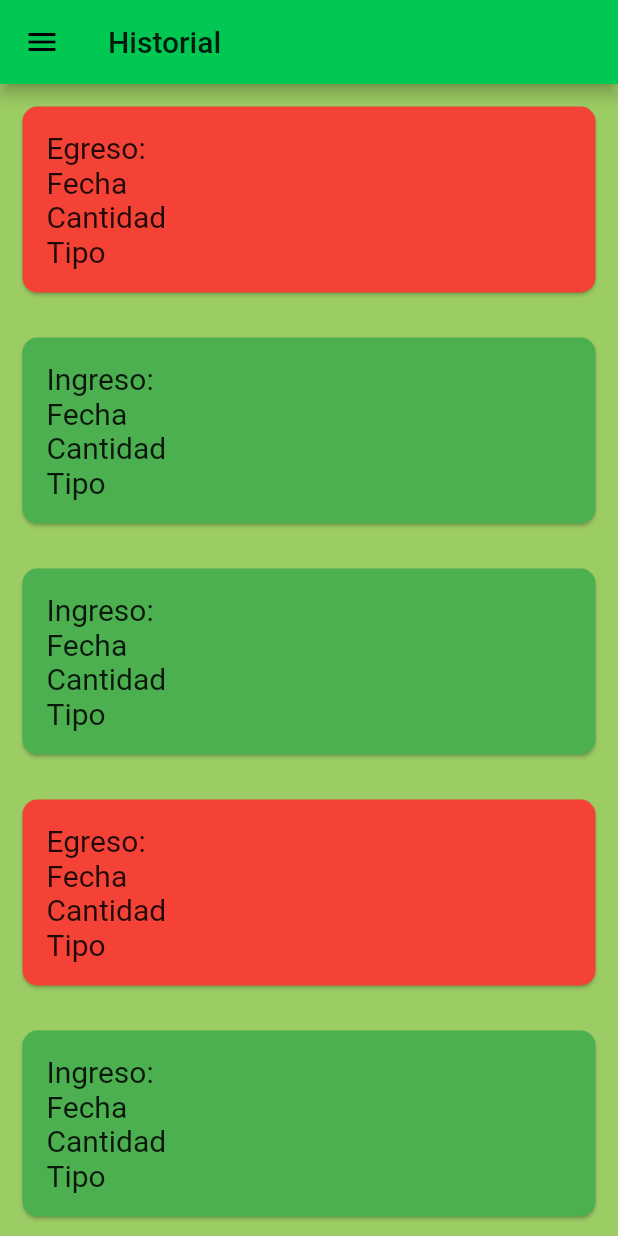
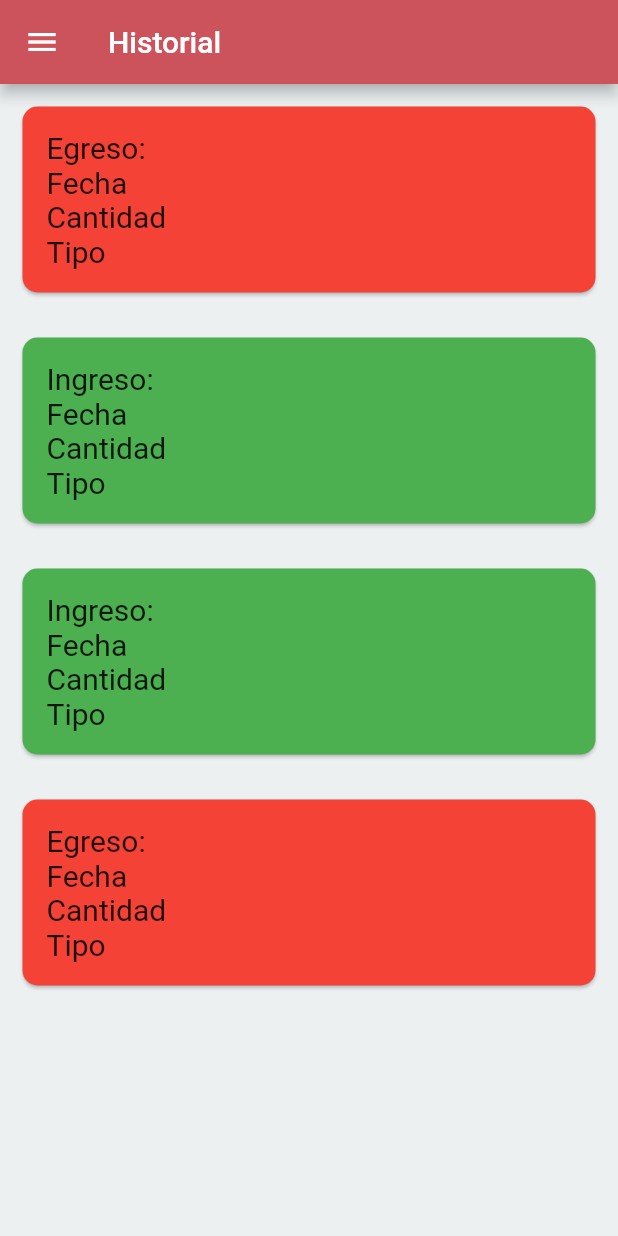
Before and after one commit to CARDONALUIS/AppFinanzasPersonales, a Flutter app: the screen it shows after launch, on a phone screen of 412 x 824 dp. Run offline on Flutter 3.47's test engine with Material 2 defaults, Android fonts, the light colour scheme and no system bars; Roboto replaces fonts that are missing (Georgia, Hind).

Commit message:
Actualizacion de colores
Actualizacion de colores

```diff
--- a/appfinanzaspersonales/lib/main.dart
+++ b/appfinanzaspersonales/lib/main.dart
@@ -15,10 +15,10 @@
     return MaterialApp(
       title: 'Flutter Demo',
       theme: ThemeData(
-        canvasColor: Color.fromRGBO(156, 204, 100, 1),
+        canvasColor: Color.fromRGBO(236, 240, 241, 1),
         brightness: Brightness.light,
-        primaryColor: Color.fromRGBO(0, 200, 83, 1),
-        accentColor: Color.fromRGBO(255, 241, 118, 1),
+        primaryColor: Color.fromRGBO(204, 83, 92, 1),
+        accentColor: Color.fromRGBO(221, 59, 71, 1),
         fontFamily: 'Georgia',
         textTheme: TextTheme(
           headline1: TextStyle(fontSize: 72.0, fontWeight: FontWeight.bold),
@@ -120,16 +120,16 @@
               // height: 135,
               child: HistorialCard("Egreso"),
             ),
-            SizedBox(
-              width: double.infinity,
-              // height: 135,
-              child: HistorialCard("Ingreso"),
-            ),
-            SizedBox(
-              width: double.infinity,
-              // height: 135,
-              child: HistorialCard("Egreso"),
-            ),
+            // SizedBox(
+            //   width: double.infinity,
+            //   // height: 135,
+            //   child: HistorialCard("Ingreso"),
+            // ),
+            // SizedBox(
+            //   width: double.infinity,
+            //   // height: 135,
+            //   child: HistorialCard("Egreso"),
+            // ),
             // el scroll no funciona
           ],
         ),
@@ -141,11 +141,11 @@
             DrawerHeader(
               child: Text('Listado'),
               decoration: BoxDecoration(
-                color: Color.fromRGBO(156, 204, 100, 1),
+                color: Color.fromRGBO(204, 83, 92, 1),
               ),
             ),
             Ink(
-                color: Color.fromRGBO(0, 200, 83, 1),
+                color: Color.fromRGBO(221, 59, 71, 1),
                 child: ListTile(
                   title: Text('       °Ingresos y egresos'),
                   onTap: () {
@@ -158,7 +158,7 @@
                   },
                 )),
             Ink(
-                color: Color.fromRGBO(0, 200, 83, 1),
+                color: Color.fromRGBO(221, 59, 71, 1),
                 child: ListTile(
                   title: Text('       °Presupuesto'),
                   onTap: () {
@@ -171,7 +171,7 @@
                   },
                 )),
             Ink(
-                color: Color.fromRGBO(0, 200, 83, 1),
+                color: Color.fromRGBO(221, 59, 71, 1),
                 child: ListTile(
                   title: Text('       °Gastos'),
                   onTap: () {
@@ -183,7 +183,7 @@
                   },
                 )),
             Ink(
-                color: Color.fromRGBO(0, 200, 83, 1),
+                color: Color.fromRGBO(221, 59, 71, 1),
                 child: ListTile(
                   title: Text('       °Configuracion del perfil'),
                   onTap: () {
@@ -273,7 +273,7 @@
               'https://i2.wp.com/www.silocreativo.com/wp-content/uploads/2017/09/login-wordpress.png?fit=666%2C370&quality=100&strip=all&ssl=1'),
         ),
         Padding(
-          padding: const EdgeInsets.only(top: 10.0),
+          padding: const EdgeInsets.only(bottom: 20.0, top: 10.0, left: 10.0),
           child: Center(
             child: TextField(
               decoration: InputDecoration(hintText: 'Ingresa tu Usuario'),
@@ -282,7 +282,7 @@
           ),
         ),
         Padding(
-          padding: const EdgeInsets.only(top: 10.0),
+          padding: const EdgeInsets.only(bottom: 20.0, top: 10.0, left: 10.0),
           child: Center(
             child: TextField(
               obscureText: true,
```
